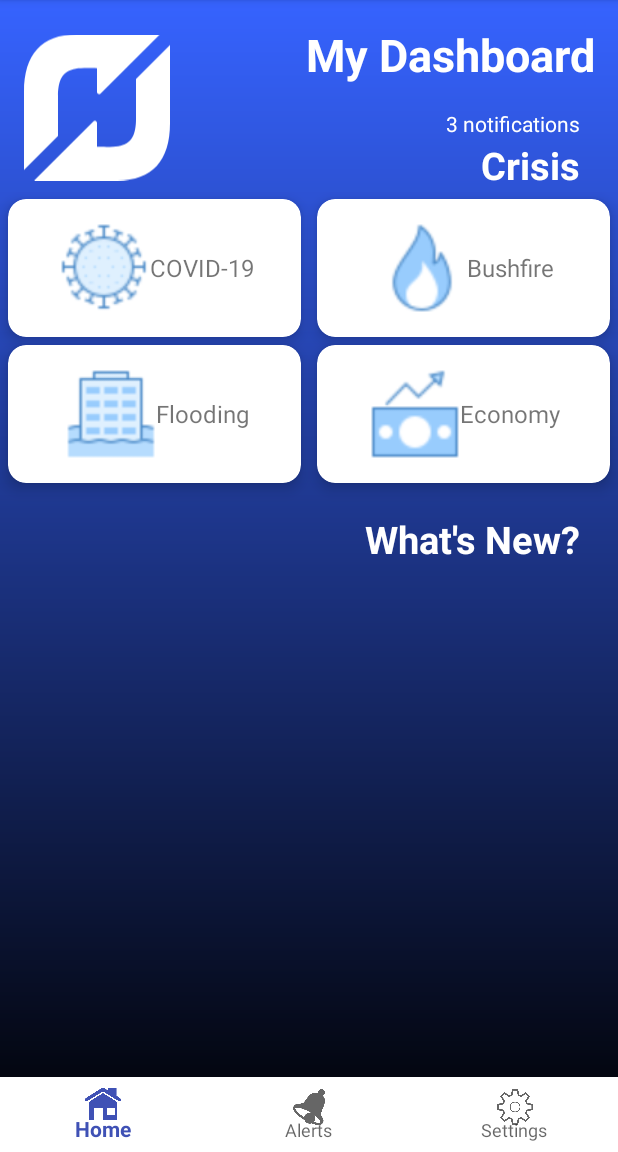
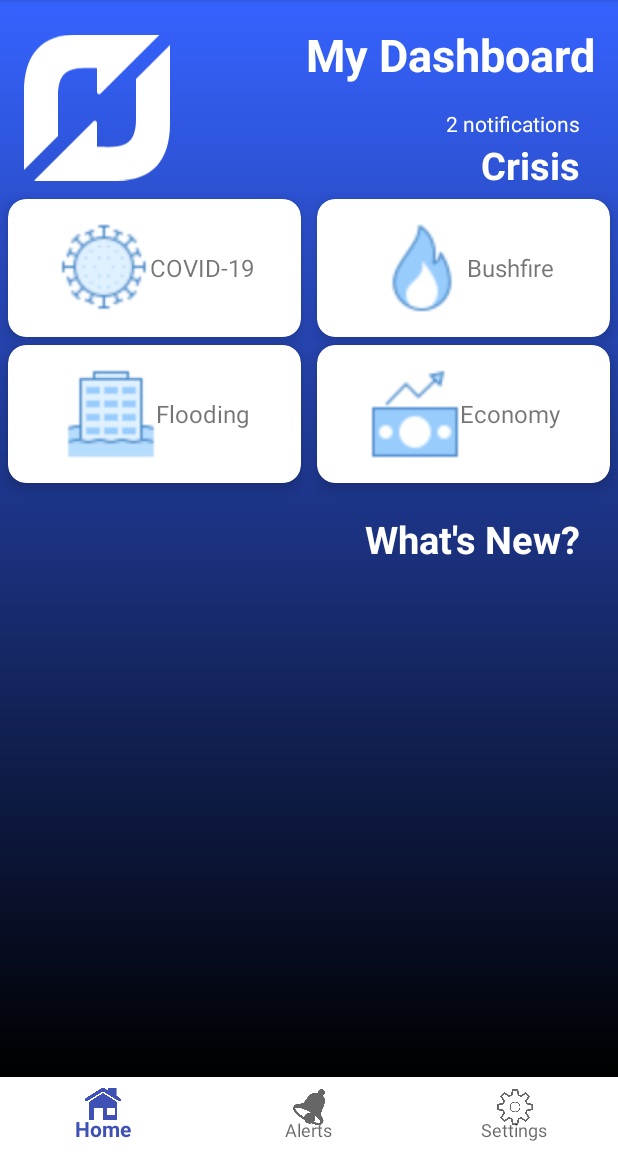
Before and after one commit to lewes5164312/infs3605, an Android app: the HomeActivity screen opened directly, with no data from a screen before it, on a phone screen of 412 x 824 dp, the part 84-1236 px from its top. Run offline under Robolectric (Android 15) with nearby library versions, the phone set to English and light mode, and no system bars; our stand-ins replace Picasso, Volley; libraries missing offline, so code that uses them is left out: com.google.auth.oauth2, com.google.cloud.translate; network calls fail; pictures from the network do not load.

Commit message:
Implemented Alerts Switch, Notification Text onclick from Home->Alerts Fragement & Comments

```diff
--- a/app/app/src/main/java/com/example/infs3605/HomeFragment.java
+++ b/app/app/src/main/java/com/example/infs3605/HomeFragment.java
@@ -26,6 +26,7 @@ public class HomeFragment extends Fragment {
                              Bundle savedInstanceState) {
         View view =  inflater.inflate(R.layout.fragment_home, container, false);
 
+        //news article adapter/recycler views
         recyclerView = view.findViewById(R.id.rv_articles);
         layoutManager = new LinearLayoutManager(view.getContext());
         recyclerView.setLayoutManager(layoutManager);
@@ -39,11 +40,8 @@ public class HomeFragment extends Fragment {
 
         recyclerView.setLayoutManager(linearLayoutManager);
 
-        SharedPreferences sp1=this.getActivity().getSharedPreferences("Login",0);
-        String name =sp1.getString("Name", null);
-        String industry = sp1.getString("Industry", null);
 
-
+        //onclicklistener for covid-19 industry information
         covidView = view.findViewById(R.id.covidLayout);
 
         covidView.setOnClickListener(new View.OnClickListener() {
--- a/app/app/src/main/java/com/example/infs3605/LanguageActivity.java
+++ b/app/app/src/main/java/com/example/infs3605/LanguageActivity.java
@@ -14,6 +14,8 @@ public class LanguageActivity extends AppCompatActivity {
         super.onCreate(savedInstanceState);
         setContentView(R.layout.activity_language);
     }
+
+    //button onClick methods with intents
 
     public void englishClick(View v) {
         Intent intent = new Intent(getApplicationContext(), MainActivity.class);
--- a/app/app/src/main/java/com/example/infs3605/LoginActivity.java
+++ b/app/app/src/main/java/com/example/infs3605/LoginActivity.java
@@ -47,6 +47,7 @@ private Button signupBTN;
         signupBTN = findViewById(R.id.signup);
         mAuth = FirebaseAuth.getInstance();
 
+        //a login bypass button was used to make developing easy
         //fakeloginBTN.setVisibility(View.INVISIBLE);
 
         loginBTN.setOnClickListener(new View.OnClickListener() {
@@ -75,6 +76,7 @@ private Button signupBTN;
 
         Toast.makeText(getApplicationContext(), "Attempting to login...", Toast.LENGTH_LONG).show();
 
+        //validation to ensure entered in
         if (TextUtils.isEmpty(email)) {
             Toast.makeText(getApplicationContext(), "Email is blank, please enter Email", Toast.LENGTH_LONG).show();
             return;
--- a/app/app/src/main/java/com/example/infs3605/Notifications.java
+++ b/app/app/src/main/java/com/example/infs3605/Notifications.java
@@ -18,6 +18,8 @@ public static final String CHANNEL_1_ID = "channel1";
 
         createNotificationChannels();
     }
+
+    //create two notification channels (currnetly only one used)
     private void createNotificationChannels() {
         if (Build.VERSION.SDK_INT >= Build.VERSION_CODES.O) {
             NotificationChannel channel1 = new NotificationChannel(
--- a/app/app/src/main/java/com/example/infs3605/RegisterActivity.java
+++ b/app/app/src/main/java/com/example/infs3605/RegisterActivity.java
@@ -92,6 +92,8 @@ public class RegisterActivity extends AppCompatActivity implements AdapterView.O
         businessName = businessNameET.getText().toString();
         phoneNumber = phoneET.getText().toString();
 
+
+        //valiation to check everything is entered in
         if (TextUtils.isEmpty(email)) {
             Toast.makeText(getApplicationContext(), "Email is blank, please enter Email", Toast.LENGTH_LONG).show();
             return;
@@ -141,6 +143,7 @@ public class RegisterActivity extends AppCompatActivity implements AdapterView.O
 
         Toast.makeText(getApplicationContext(), "Attempting to create user...", Toast.LENGTH_LONG).show();
 
+        //creates user and also adds to the realtime database
         mAuth.createUserWithEmailAndPassword(email, password)
                 .addOnCompleteListener(new OnCompleteListener<AuthResult>() {
                     @Override
@@ -164,8 +167,6 @@ public class RegisterActivity extends AppCompatActivity implements AdapterView.O
                     }
                 });
 
-       // writeNewUserToDB(email,password);
-
     }
 
 
--- a/app/app/src/main/res/layout/activity_home.xml
+++ b/app/app/src/main/res/layout/activity_home.xml
@@ -12,6 +12,7 @@
         android:id="@+id/frag_slot"
         android:layout_width="match_parent"
         android:layout_height="match_parent"
+        android:layout_marginBottom="50dp"
         android:background="#FFFFFF">
 
     </FrameLayout>
--- a/app/app/src/main/res/layout/fragment_home.xml
+++ b/app/app/src/main/res/layout/fragment_home.xml
@@ -143,13 +143,14 @@
         android:id="@+id/textViewNotifications"
         android:layout_width="wrap_content"
         android:layout_height="wrap_content"
-        android:text="3 notifications"
+        android:text="2 notifications"
         android:layout_marginRight="25dp"
         android:textColor="#FFFFFF"
         android:textSize="14sp"
         app:layout_constraintEnd_toStartOf="@id/guideline_right"
         app:layout_constraintTop_toBottomOf="@+id/dashboard"
-        tools:ignore="MissingConstraints" />
+        tools:ignore="MissingConstraints"
+        android:onClick="notificationTextClick"/>
 
     <TextView
         android:id="@+id/news"
```
Also changed, not shown: app/app/src/main/java/com/example/infs3605/AlertsFragment.java (+30 -0 lines), app/app/src/main/java/com/example/infs3605/HomeActivity.java (+17 -1 lines), app/app/src/main/java/com/example/infs3605/MainActivity.java (+13 -7 lines), app/app/src/main/res/layout/fragment_alerts.xml (+7 -0 lines).
